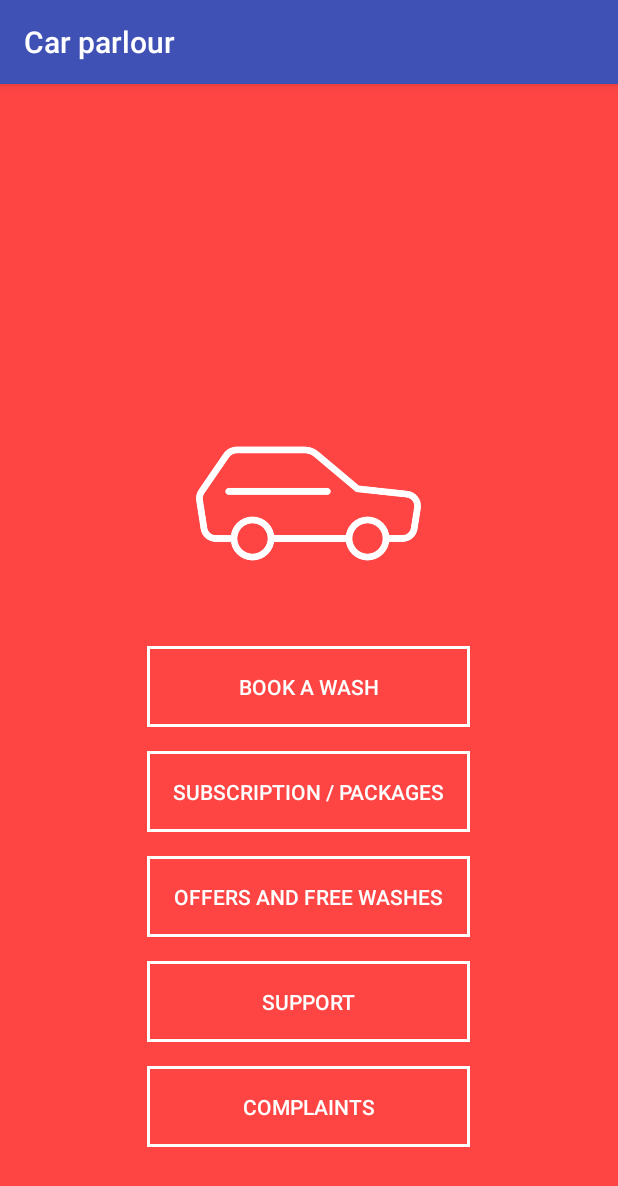
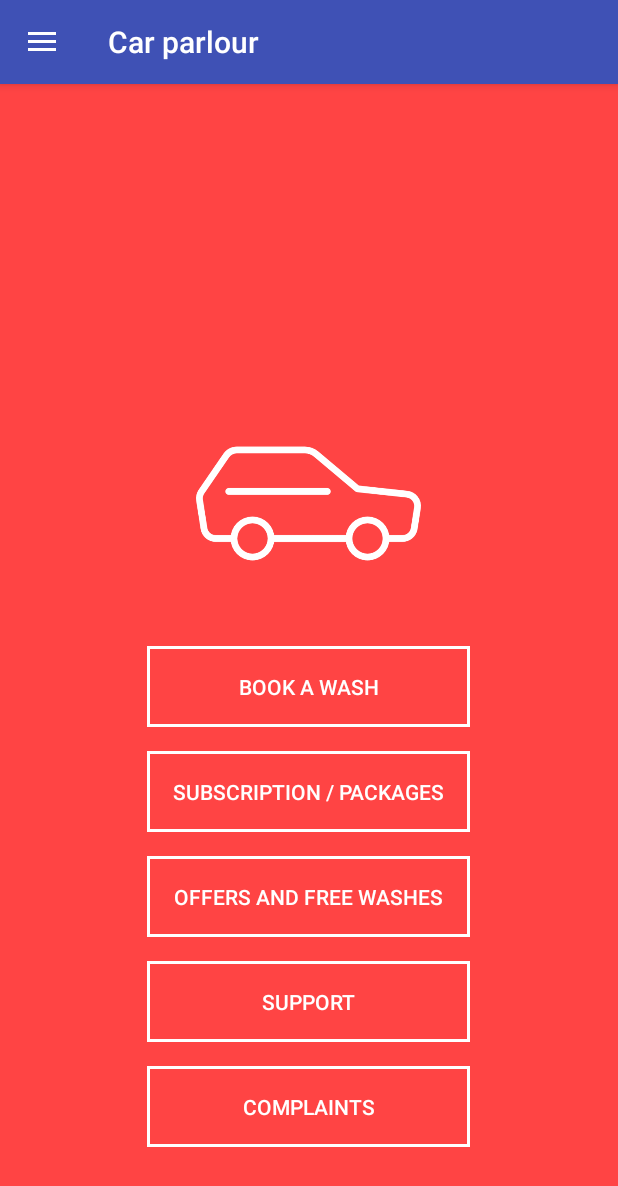
Before and after one commit to Chirag-sam/Car-Palour, an Android app: the MainActivity screen opened directly, with no data from a screen before it, on a phone screen of 412 x 824 dp. Shown: the top 1186 px of the screen. Run offline under Robolectric (Android 15) with nearby library versions, the phone set to English and light mode, and no system bars.

Commit message:
Navigation drawer

```diff
--- a/app/build.gradle
+++ b/app/build.gradle
@@ -29,4 +29,5 @@ dependencies {
     compile 'com.android.support:support-v4:25.1.0'
     testCompile 'junit:junit:4.12'
     compile 'org.jetbrains:annotations-java5:15.0'
+    compile 'com.android.support:design:25.1.0'
 }
--- a/app/src/main/java/com/example/chirag/carparlour/MainActivity.java
+++ b/app/src/main/java/com/example/chirag/carparlour/MainActivity.java
@@ -4,13 +4,25 @@ import android.app.ActionBar;
         import android.content.Intent;
         import android.graphics.Color;
         import android.graphics.drawable.ColorDrawable;
+        import android.net.Uri;
+        import android.support.design.widget.NavigationView;
+        import android.support.v4.print.PrintHelper;
+        import android.support.v4.widget.DrawerLayout;
+        import android.support.v7.app.ActionBarDrawerToggle;
         import android.support.v7.app.AppCompatActivity;
         import android.os.Bundle;
+        import android.support.v7.widget.Toolbar;
+        import android.view.MenuItem;
         import android.view.View;
         import android.widget.ArrayAdapter;
         import android.widget.Button;
+        import android.view.Menu;
+        import android.widget.Toast;
+
 
 public class MainActivity extends AppCompatActivity {
+    private DrawerLayout dl;
+    private ActionBarDrawerToggle abdt;
 
     @Override
     protected void onCreate(Bundle savedInstanceState) {
@@ -22,6 +34,42 @@ public class MainActivity extends AppCompatActivity {
         Button offers = (Button)findViewById(R.id.offers);
         Button support = (Button)findViewById(R.id.support);
         Button comp = (Button)findViewById(R.id.comp);
+
+
+        dl = (DrawerLayout)findViewById(R.id.drawerlayout);
+        abdt = new ActionBarDrawerToggle(this, dl , R.string.Open, R.string.Close);
+
+        dl.addDrawerListener(abdt);
+        abdt.syncState();
+        getSupportActionBar().setDisplayHomeAsUpEnabled(true);
+
+        NavigationView navigationView = (NavigationView) findViewById(R.id.nav_view);
+
+        navigationView.setNavigationItemSelectedListener(new NavigationView.OnNavigationItemSelectedListener() {
+            @Override
+            public boolean onNavigationItemSelected(MenuItem menuItem) {
+                int id = menuItem.getItemId();
+                if (id == R.id.nav_account) {
+
+                    Toast.makeText(MainActivity.this, "My account",
+                            Toast.LENGTH_LONG).show();
+
+                } else if (id == R.id.my_sub) {
+                    Toast.makeText(MainActivity.this, "My sub",
+                            Toast.LENGTH_LONG).show();
+
+                } else if (id == R.id.t_c) {
+                    Toast.makeText(MainActivity.this, "terms and cond",
+                            Toast.LENGTH_LONG).show();
+                }
+                else if (id == R.id.change_pass) {
+                    Toast.makeText(MainActivity.this, "change pass",
+                            Toast.LENGTH_LONG).show();
+            }
+                return true;
+            }
+        });
+
 
 
 
@@ -68,4 +116,12 @@ public class MainActivity extends AppCompatActivity {
 
     }
 
+    @Override
+    public boolean onOptionsItemSelected(MenuItem item) {
+        if(abdt.onOptionsItemSelected(item))
+        {return true;}
+
+
+        return super.onOptionsItemSelected(item);
     }
+}
--- a/app/src/main/res/layout/activity_main.xml
+++ b/app/src/main/res/layout/activity_main.xml
@@ -1,4 +1,17 @@
 <?xml version="1.0" encoding="utf-8"?>
+<android.support.v4.widget.DrawerLayout
+    xmlns:android="http://schemas.android.com/apk/res/android"
+    xmlns:app="http://schemas.android.com/apk/res-auto"
+    xmlns:tools="http://schemas.android.com/tools"
+    android:id="@+id/drawerlayout"
+    android:layout_width="match_parent"
+    android:layout_height="match_parent"
+    android:orientation="vertical"
+    app:itemIconTint="#ffffff"
+    tools:context=".MainActivity"
+
+
+    >
 <RelativeLayout xmlns:android="http://schemas.android.com/apk/res/android"
     xmlns:app="http://schemas.android.com/apk/res-auto"
     xmlns:tools="http://schemas.android.com/tools"
@@ -11,6 +24,7 @@
     android:paddingTop="@dimen/activity_vertical_margin"
     tools:context="com.example.chirag.carparlour.MainActivity"
     android:background="@android:color/holo_red_light">
+
 
     <LinearLayout
         android:layout_width="wrap_content"
@@ -87,3 +101,13 @@
         android:layout_width="150dp"
         android:layout_height="150dp" />
 </RelativeLayout>
+    <android.support.design.widget.NavigationView
+        android:id="@+id/nav_view"
+        android:layout_width="wrap_content"
+        android:layout_height="match_parent"
+        android:layout_gravity="start"
+        app:headerLayout="@layout/navigation_header"
+
+        app:menu="@menu/navigation_menu">
+    </android.support.design.widget.NavigationView>
+</android.support.v4.widget.DrawerLayout>
--- /dev/null
+++ b/app/src/main/res/menu/navigation_menu.xml
@@ -0,0 +1,20 @@
+<?xml version="1.0" encoding="utf-8"?>
+<menu xmlns:android="http://schemas.android.com/apk/res/android">
+    <item android:id="@+id/nav_account"
+        android:checked="false"
+        android:icon="@mipmap/ic_account_circle_black_24dp"
+        android:title="My Profile"/>
+    <item android:id="@+id/my_sub"
+        android:checked="false"
+        android:icon="@mipmap/ic_subscriptions_black_24dp"
+        android:title="My Subscriptions"/>
+    <item android:id="@+id/t_c"
+        android:checked="false"
+        android:icon="@mipmap/ic_description_black_24dp"
+        android:title="Terms and Conditions"/>
+    <item android:id="@+id/change_pass"
+        android:checked="false"
+        android:icon="@mipmap/ic_cached_black_24dp"
+        android:title="Change Password"/>
+
+</menu>
--- a/app/src/main/res/values/strings.xml
+++ b/app/src/main/res/values/strings.xml
@@ -4,6 +4,8 @@
     <string name="quarterly">Quarterly</string>
     <string name="half_yearly">Half yearly</string>
     <string name="yearly">yearly</string>
+    <string name="Open">Open</string>
+    <string name="Close">Close</string>
 
     <!-- TODO: Remove or change this placeholder text -->
     <string name="hello_blank_fragment">Hello blank fragment</string>
```
Also changed, not shown: app/src/main/res/layout/navigation_header.xml (added, +15 -0 lines). Lines whose indentation alone changed are shown as unchanged.
